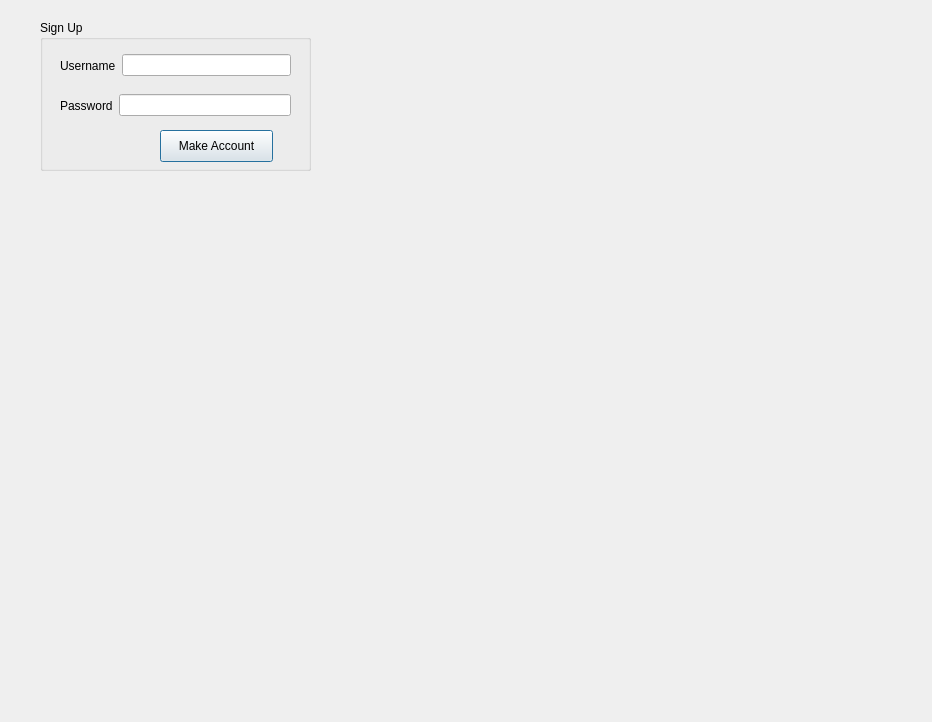
Qt form GUI3/GUI3/makeaccountdialog.ui (Kbarrera123/StudBudget) before a commit.
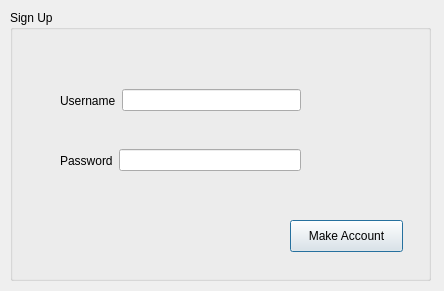
The same form after that commit.

```diff
--- a/GUI3/GUI3/makeaccountdialog.ui
+++ b/GUI3/GUI3/makeaccountdialog.ui
@@ -6,8 +6,8 @@
    <rect>
     <x>0</x>
     <y>0</y>
-    <width>932</width>
-    <height>722</height>
+    <width>444</width>
+    <height>291</height>
    </rect>
   </property>
   <property name="windowTitle">
@@ -16,10 +16,10 @@
   <widget class="QGroupBox" name="groupBox">
    <property name="geometry">
     <rect>
-     <x>40</x>
-     <y>20</y>
-     <width>271</width>
-     <height>151</height>
+     <x>10</x>
+     <y>10</y>
+     <width>421</width>
+     <height>271</height>
     </rect>
    </property>
    <property name="title">
@@ -28,10 +28,10 @@
    <widget class="QWidget" name="horizontalLayoutWidget">
     <property name="geometry">
      <rect>
-      <x>20</x>
-      <y>30</y>
-      <width>231</width>
-      <height>31</height>
+      <x>50</x>
+      <y>60</y>
+      <width>241</width>
+      <height>61</height>
      </rect>
     </property>
     <layout class="QHBoxLayout" name="horizontalLayout">
@@ -50,10 +50,10 @@
    <widget class="QWidget" name="horizontalLayoutWidget_2">
     <property name="geometry">
      <rect>
-      <x>20</x>
-      <y>70</y>
-      <width>231</width>
-      <height>31</height>
+      <x>50</x>
+      <y>120</y>
+      <width>241</width>
+      <height>61</height>
      </rect>
     </property>
     <layout class="QHBoxLayout" name="horizontalLayout_2">
@@ -72,8 +72,8 @@
    <widget class="QPushButton" name="pushButton_accountMade">
     <property name="geometry">
      <rect>
-      <x>120</x>
-      <y>110</y>
+      <x>280</x>
+      <y>210</y>
       <width>113</width>
       <height>32</height>
      </rect>
```
